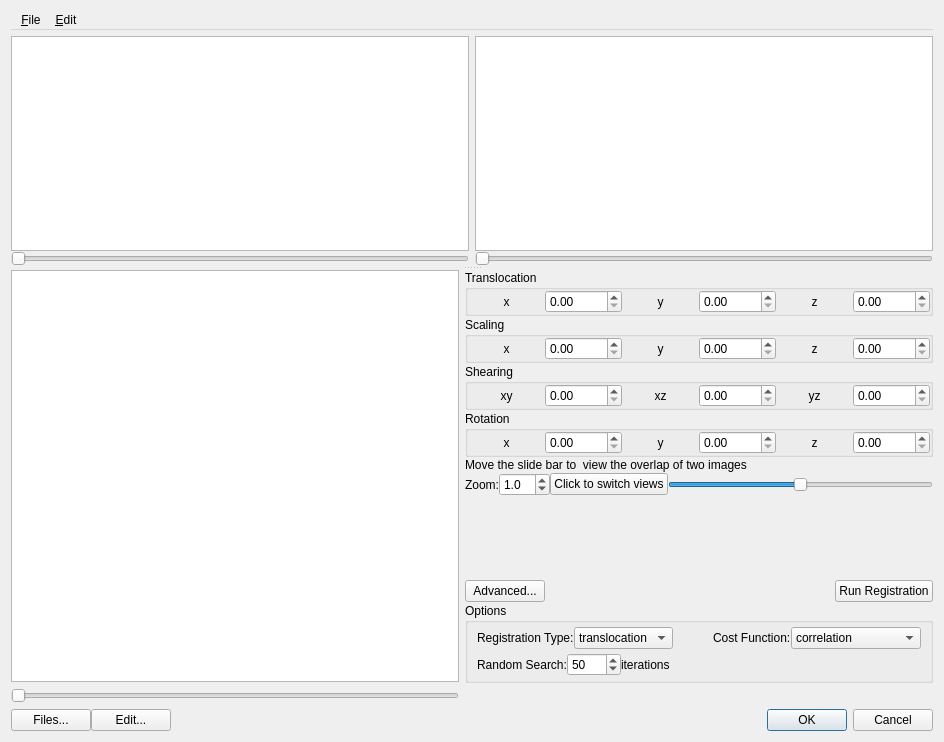
Above: manual_alignment.ui from frankyeh/DSI-Studio before the change. Below: the same form after it.
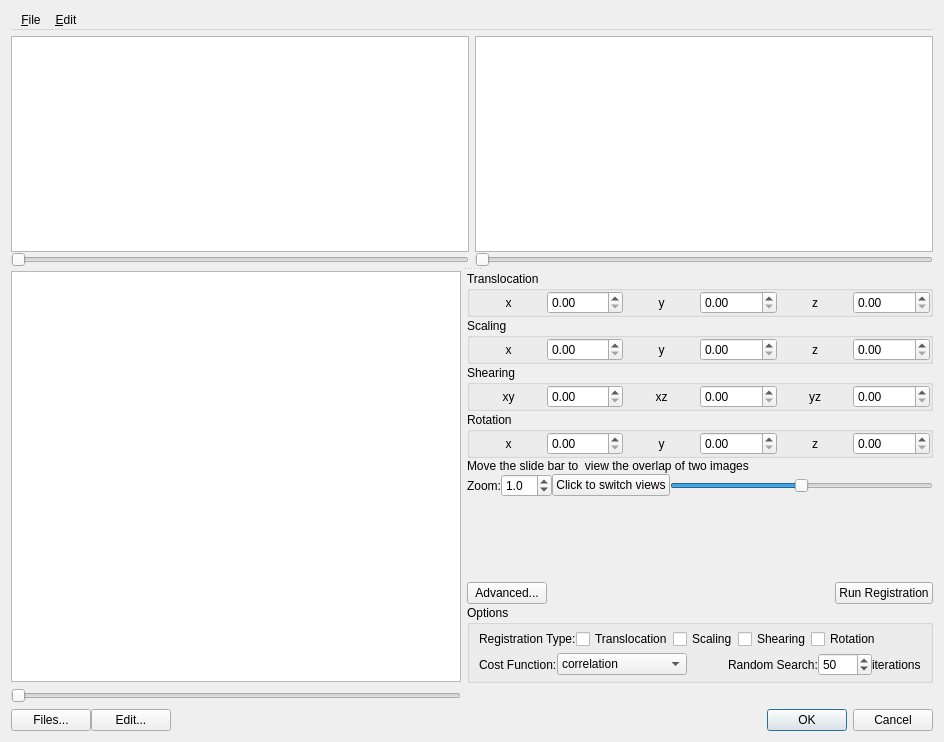
That is the form after the change. Icons and pictures are not drawn.

Diff of the .ui file:
```diff
--- a/manual_alignment.ui
+++ b/manual_alignment.ui
@@ -629,22 +629,31 @@
                     </widget>
                    </item>
                    <item>
-                    <widget class="QComboBox" name="reg_type">
-                     <item>
+                    <widget class="QCheckBox" name="reg_translocation">
                       <property name="text">
-                       <string>translocation</string>
-                      </property>
+                      <string>Translocation</string>
+                     </property>
+                    </widget>
                      </item>
                      <item>
+                    <widget class="QCheckBox" name="reg_scaling">
                       <property name="text">
-                       <string>rigid body</string>
-                      </property>
+                      <string>Scaling</string>
+                     </property>
+                    </widget>
                      </item>
                      <item>
+                    <widget class="QCheckBox" name="reg_tilt">
                       <property name="text">
-                       <string>affine</string>
-                      </property>
-                     </item>
+                      <string>Shearing</string>
+                     </property>
+                    </widget>
+                   </item>
+                   <item>
+                    <widget class="QCheckBox" name="reg_rotation">
+                     <property name="text">
+                      <string>Rotation</string>
+                     </property>
                     </widget>
                    </item>
                    <item>
@@ -660,6 +669,16 @@
                      </property>
                     </spacer>
                    </item>
+                  </layout>
+                 </item>
+                 <item>
+                  <layout class="QHBoxLayout" name="horizontalLayout_10">
+                   <property name="spacing">
+                    <number>0</number>
+                   </property>
+                   <property name="topMargin">
+                    <number>0</number>
+                   </property>
                    <item>
                     <widget class="QLabel" name="label_14">
                      <property name="text">
@@ -681,16 +700,19 @@
                      </item>
                     </widget>
                    </item>
-                  </layout>
-                 </item>
                  <item>
-                  <layout class="QHBoxLayout" name="horizontalLayout_10">
-                   <property name="spacing">
-                    <number>0</number>
-                   </property>
-                   <property name="topMargin">
-                    <number>0</number>
-                   </property>
+                    <spacer name="horizontalSpacer_3">
+                     <property name="orientation">
+                      <enum>Qt::Horizontal</enum>
+                     </property>
+                     <property name="sizeHint" stdset="0">
+                      <size>
+                       <width>40</width>
+                       <height>20</height>
+                      </size>
+                     </property>
+                    </spacer>
+                   </item>
                    <item>
                     <widget class="QLabel" name="label_16">
                      <property name="text">
@@ -718,19 +740,6 @@
                      </property>
                     </widget>
                    </item>
-                   <item>
-                    <spacer name="horizontalSpacer_3">
-                     <property name="orientation">
-                      <enum>Qt::Horizontal</enum>
-                     </property>
-                     <property name="sizeHint" stdset="0">
-                      <size>
-                       <width>40</width>
-                       <height>20</height>
-                      </size>
-                     </property>
-                    </spacer>
-                   </item>
                   </layout>
                  </item>
                 </layout>
```
Lines whose indentation alone changed are shown as unchanged.
